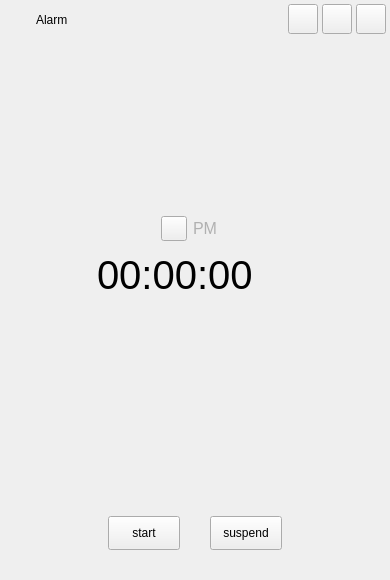
Old version of the form src/plugins/ukui-clock/clock.ui in the repository ukui/ukui-sidebar.
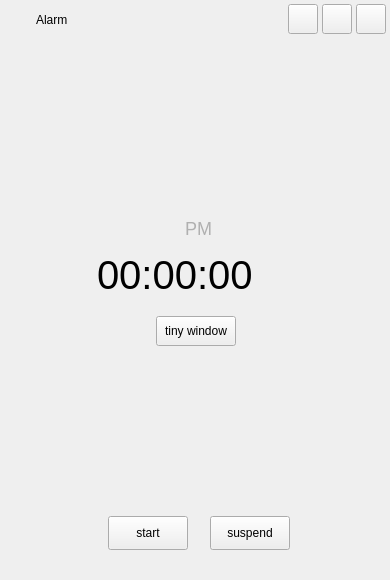
New version of the form. The open tabs and pages were chosen to show the change. Icons and pictures are not drawn. Custom widgets are drawn as their Qt base class.

Commit message:
fix(ukui-clock): 修复闹钟主题、迷你窗口、bug
Description: 63041、60842、60643、62487

Log: 无

What changed in the file:
```diff
--- a/src/plugins/ukui-clock/clock.ui
+++ b/src/plugins/ukui-clock/clock.ui
@@ -167,10 +167,16 @@
         <rect>
          <x>210</x>
          <y>401</y>
-         <width>72</width>
+         <width>80</width>
          <height>34</height>
         </rect>
        </property>
+       <property name="minimumSize">
+        <size>
+         <width>80</width>
+         <height>30</height>
+        </size>
+       </property>
        <property name="styleSheet">
         <string notr="true"/>
        </property>
@@ -202,17 +208,17 @@
          </spacer>
         </item>
         <item>
-         <widget class="QPushButton" name="pushButton">
+         <widget class="QLabel" name="countdownAlarmIcon">
           <property name="minimumSize">
            <size>
-            <width>0</width>
-            <height>0</height>
+            <width>13</width>
+            <height>16</height>
            </size>
           </property>
           <property name="maximumSize">
            <size>
             <width>26</width>
-            <height>1111</height>
+            <height>26</height>
            </size>
           </property>
           <property name="text">
@@ -222,9 +228,14 @@
         </item>
         <item>
          <widget class="QLabel" name="label_11">
+          <property name="font">
+           <font>
+            <pointsize>-1</pointsize>
+           </font>
+          </property>
           <property name="styleSheet">
            <string notr="true">color: rgb(176, 176, 176);
-font-size:16px;
+font-size:18px;
 
 
 </string>
@@ -261,10 +272,16 @@
         <rect>
          <x>108</x>
          <y>401</y>
-         <width>72</width>
+         <width>80</width>
          <height>34</height>
         </rect>
        </property>
+       <property name="minimumSize">
+        <size>
+         <width>80</width>
+         <height>30</height>
+        </size>
+       </property>
        <property name="styleSheet">
         <string notr="true"/>
        </property>
@@ -272,6 +289,60 @@
         <string>start</string>
        </property>
       </widget>
+      <widget class="QWidget" name="horizontalLayoutWidget_2">
+       <property name="geometry">
+        <rect>
+         <x>0</x>
+         <y>190</y>
+         <width>391</width>
+         <height>51</height>
+        </rect>
+       </property>
+       <layout class="QHBoxLayout" name="horizontalLayout_3">
+        <item>
+         <spacer name="horizontalSpacer_3">
+          <property name="orientation">
+           <enum>Qt::Horizontal</enum>
+          </property>
+          <property name="sizeHint" stdset="0">
+           <size>
+            <width>40</width>
+            <height>20</height>
+           </size>
+          </property>
+         </spacer>
+        </item>
+        <item>
+         <widget class="QPushButton" name="tiny_count">
+          <property name="minimumSize">
+           <size>
+            <width>80</width>
+            <height>30</height>
+           </size>
+          </property>
+          <property name="styleSheet">
+           <string notr="true"/>
+          </property>
+          <property name="text">
+           <string>tiny window</string>
+          </property>
+         </widget>
+        </item>
+        <item>
+         <spacer name="horizontalSpacer_4">
+          <property name="orientation">
+           <enum>Qt::Horizontal</enum>
+          </property>
+          <property name="sizeHint" stdset="0">
+           <size>
+            <width>40</width>
+            <height>20</height>
+           </size>
+          </property>
+         </spacer>
+        </item>
+       </layout>
+      </widget>
      </widget>
     </widget>
    </widget>
```
Left out of the diff: 2 changed lines with no effect on the pictures. The commit also changes 30 other files.
